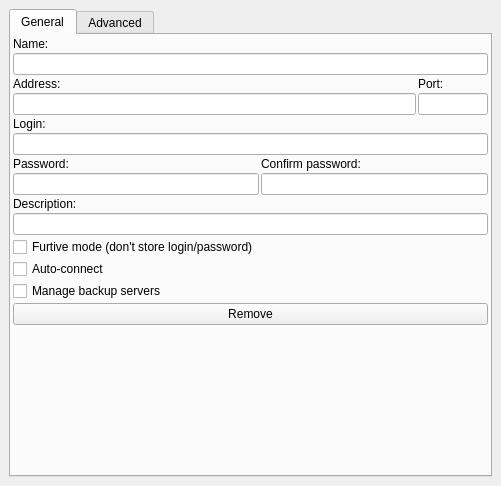
This is ceb/ui/session_config_widget.ui in kervala/cebmtpchat as Qt 5 draws it before an edit. The edited form follows.
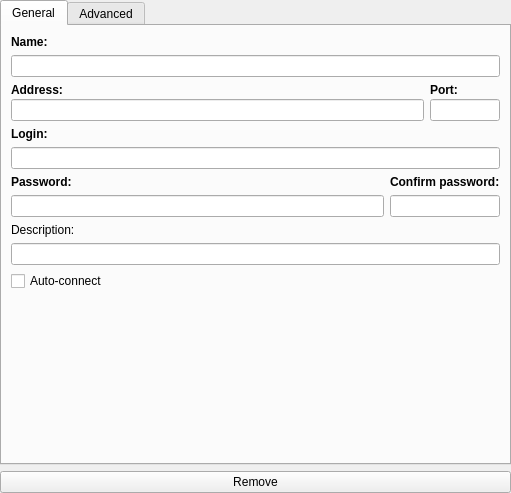
This is the edited form.

What changed in the file:
```diff
--- a/ceb/ui/session_config_widget.ui
+++ b/ceb/ui/session_config_widget.ui
@@ -5,19 +5,25 @@
    <rect>
     <x>0</x>
     <y>0</y>
-    <width>501</width>
-    <height>486</height>
+    <width>511</width>
+    <height>493</height>
    </rect>
   </property>
   <property name="windowTitle" >
    <string>Form</string>
   </property>
   <layout class="QGridLayout" >
-   <property name="margin" >
-    <number>9</number>
+   <property name="leftMargin" >
+    <number>0</number>
    </property>
-   <property name="spacing" >
-    <number>6</number>
+   <property name="topMargin" >
+    <number>0</number>
+   </property>
+   <property name="rightMargin" >
+    <number>0</number>
+   </property>
+   <property name="bottomMargin" >
+    <number>0</number>
    </property>
    <item row="0" column="0" >
     <widget class="QTabWidget" name="tabWidgetMain" >
@@ -29,175 +35,196 @@
        <string>General</string>
       </attribute>
       <layout class="QGridLayout" >
-       <property name="margin" >
-        <number>2</number>
-       </property>
-       <property name="spacing" >
-        <number>2</number>
-       </property>
-       <item row="9" column="0" >
-        <widget class="QCheckBox" name="checkBoxFurtiveMode" >
-         <property name="text" >
-          <string>Furtive mode (don't store login/password)</string>
-         </property>
-        </widget>
-       </item>
-       <item row="1" column="0" colspan="2" >
-        <widget class="QLineEdit" name="lineEditName" />
-       </item>
        <item row="0" column="0" >
         <widget class="QLabel" name="labelName" >
+         <property name="font" >
+          <font>
+           <weight>75</weight>
+           <bold>true</bold>
+          </font>
+         </property>
          <property name="text" >
           <string>Name:</string>
          </property>
         </widget>
        </item>
-       <item row="5" column="1" >
-        <widget class="QLabel" name="labelConfirmPassword" >
-         <property name="text" >
-          <string>Confirm password:</string>
-         </property>
-        </widget>
+       <item row="1" column="0" colspan="3" >
+        <widget class="QLineEdit" name="lineEditName" />
        </item>
-       <item row="13" column="0" >
-        <spacer>
-         <property name="orientation" >
-          <enum>Qt::Vertical</enum>
+       <item row="2" column="0" colspan="2" >
+        <layout class="QVBoxLayout" >
+         <property name="spacing" >
+          <number>2</number>
          </property>
-         <property name="sizeHint" >
-          <size>
-           <width>20</width>
-           <height>40</height>
-          </size>
+         <property name="leftMargin" >
+          <number>0</number>
          </property>
-        </spacer>
-       </item>
-       <item row="12" column="0" colspan="2" >
-        <widget class="QPushButton" name="pushButtonRemove" >
-         <property name="text" >
-          <string>Remove</string>
+         <property name="topMargin" >
+          <number>0</number>
          </property>
-        </widget>
+         <property name="rightMargin" >
+          <number>0</number>
+         </property>
+         <property name="bottomMargin" >
+          <number>0</number>
+         </property>
+         <item>
+          <widget class="QLabel" name="labelAddress" >
+           <property name="font" >
+            <font>
+             <weight>75</weight>
+             <bold>true</bold>
+            </font>
+           </property>
+           <property name="text" >
+            <string>Address:</string>
+           </property>
+          </widget>
+         </item>
+         <item>
+          <widget class="QLineEdit" name="lineEditAddress" />
+         </item>
+        </layout>
        </item>
-       <item row="6" column="0" >
-        <widget class="QLineEdit" name="lineEditPassword" >
-         <property name="echoMode" >
-          <enum>QLineEdit::Password</enum>
+       <item row="2" column="2" >
+        <layout class="QVBoxLayout" >
+         <property name="spacing" >
+          <number>2</number>
          </property>
-        </widget>
+         <property name="leftMargin" >
+          <number>0</number>
+         </property>
+         <property name="topMargin" >
+          <number>0</number>
+         </property>
+         <property name="rightMargin" >
+          <number>0</number>
+         </property>
+         <property name="bottomMargin" >
+          <number>0</number>
+         </property>
+         <item>
+          <widget class="QLabel" name="labelPort" >
+           <property name="font" >
+            <font>
+             <weight>75</weight>
+             <bold>true</bold>
+            </font>
+           </property>
+           <property name="text" >
+            <string>Port:</string>
+           </property>
+          </widget>
+         </item>
+         <item>
+          <widget class="QLineEdit" name="lineEditPort" >
+           <property name="sizePolicy" >
+            <sizepolicy vsizetype="Fixed" hsizetype="Fixed" >
+             <horstretch>0</horstretch>
+             <verstretch>0</verstretch>
+            </sizepolicy>
+           </property>
+           <property name="maximumSize" >
+            <size>
+             <width>70</width>
+             <height>16777215</height>
+            </size>
+           </property>
+          </widget>
+         </item>
+        </layout>
        </item>
        <item row="3" column="0" >
         <widget class="QLabel" name="labelLogin" >
+         <property name="font" >
+          <font>
+           <weight>75</weight>
+           <bold>true</bold>
+          </font>
+         </property>
          <property name="text" >
           <string>Login:</string>
          </property>
         </widget>
        </item>
-       <item row="4" column="0" colspan="2" >
+       <item row="4" column="0" colspan="3" >
         <widget class="QLineEdit" name="lineEditLogin" />
        </item>
-       <item row="6" column="1" >
-        <widget class="QLineEdit" name="lineEditConfirmPassword" >
-         <property name="echoMode" >
-          <enum>QLineEdit::Password</enum>
-         </property>
-        </widget>
-       </item>
        <item row="5" column="0" >
         <widget class="QLabel" name="labelPassword" >
+         <property name="font" >
+          <font>
+           <weight>75</weight>
+           <bold>true</bold>
+          </font>
+         </property>
          <property name="text" >
           <string>Password:</string>
          </property>
         </widget>
        </item>
+       <item row="5" column="1" colspan="2" >
+        <widget class="QLabel" name="labelConfirmPassword" >
+         <property name="font" >
+          <font>
+           <weight>75</weight>
+           <bold>true</bold>
+          </font>
+         </property>
+         <property name="text" >
+          <string>Confirm password:</string>
+         </property>
+        </widget>
+       </item>
+       <item row="6" column="0" >
+        <widget class="QLineEdit" name="lineEditPassword" >
+         <property name="echoMode" >
+          <enum>QLineEdit::Password</enum>
+         </property>
+        </widget>
+       </item>
+       <item row="6" column="1" colspan="2" >
+        <widget class="QLineEdit" name="lineEditConfirmPassword" >
+         <property name="echoMode" >
+          <enum>QLineEdit::Password</enum>
+         </property>
+        </widget>
+       </item>
        <item row="7" column="0" >
         <widget class="QLabel" name="labelDescription" >
+         <property name="font" >
+          <font>
+           <weight>50</weight>
+           <bold>false</bold>
+          </font>
+         </property>
          <property name="text" >
           <string>Description:</string>
          </property>
         </widget>
        </item>
-       <item row="8" column="0" colspan="2" >
+       <item row="8" column="0" colspan="3" >
         <widget class="QLineEdit" name="lineEditDescription" />
        </item>
-       <item row="10" column="0" >
+       <item row="9" column="0" >
         <widget class="QCheckBox" name="checkBoxAutoConnect" >
          <property name="text" >
           <string>Auto-connect</string>
          </property>
         </widget>
        </item>
-       <item row="11" column="0" colspan="2" >
-        <widget class="QCheckBox" name="checkBoxBackupServers" >
-         <property name="text" >
-          <string>Manage backup servers</string>
+       <item row="10" column="0" colspan="3" >
+        <spacer>
+         <property name="orientation" >
+          <enum>Qt::Vertical</enum>
          </property>
-        </widget>
-       </item>
-       <item row="2" column="0" colspan="2" >
-        <layout class="QHBoxLayout" >
-         <property name="margin" >
-          <number>0</number>
+         <property name="sizeHint" >
+          <size>
+           <width>20</width>
+           <height>40</height>
+          </size>
          </property>
-         <property name="spacing" >
-          <number>2</number>
-         </property>
-         <item>
-          <layout class="QVBoxLayout" >
-           <property name="margin" >
-            <number>0</number>
-           </property>
-           <property name="spacing" >
-            <number>2</number>
-           </property>
-           <item>
-            <widget class="QLabel" name="labelAddress" >
-             <property name="text" >
-              <string>Address:</string>
-             </property>
-            </widget>
-           </item>
-           <item>
-            <widget class="QLineEdit" name="lineEditAddress" />
-           </item>
-          </layout>
-         </item>
-         <item>
-          <layout class="QVBoxLayout" >
-           <property name="margin" >
-            <number>0</number>
-           </property>
-           <property name="spacing" >
-            <number>2</number>
-           </property>
-           <item>
-            <widget class="QLabel" name="labelPort" >
-             <property name="text" >
-              <string>Port:</string>
-             </property>
-            </widget>
-           </item>
-           <item>
-            <widget class="QLineEdit" name="lineEditPort" >
-             <property name="sizePolicy" >
-              <sizepolicy>
-               <hsizetype>0</hsizetype>
-               <vsizetype>0</vsizetype>
-               <horstretch>0</horstretch>
-               <verstretch>0</verstretch>
-              </sizepolicy>
-             </property>
-             <property name="maximumSize" >
-              <size>
-               <width>70</width>
-               <height>16777215</height>
-              </size>
-             </property>
-            </widget>
-           </item>
-          </layout>
-         </item>
-        </layout>
+        </spacer>
        </item>
       </layout>
      </widget>
@@ -205,9 +232,83 @@
       <attribute name="title" >
        <string>Advanced</string>
       </attribute>
+      <layout class="QGridLayout" >
+       <item row="0" column="0" >
+        <layout class="QHBoxLayout" >
+         <property name="spacing" >
+          <number>6</number>
+         </property>
+         <property name="leftMargin" >
+          <number>0</number>
+         </property>
+         <property name="topMargin" >
+          <number>0</number>
+         </property>
+         <property name="rightMargin" >
+          <number>0</number>
+         </property>
+         <property name="bottomMargin" >
+          <number>0</number>
+         </property>
+         <item>
+          <widget class="QLabel" name="labelEncoding" >
+           <property name="font" >
+            <font>
+             <weight>75</weight>
+             <bold>true</bold>
+            </font>
+           </property>
+           <property name="text" >
+            <string>Client/Server stream encoding:</string>
+           </property>
+           <property name="alignment" >
+            <set>Qt::AlignLeading</set>
+           </property>
+          </widget>
+         </item>
+         <item>
+          <widget class="QComboBox" name="comboBoxEncoding" />
+         </item>
+        </layout>
+       </item>
+       <item row="1" column="0" >
+        <widget class="QCheckBox" name="checkBoxFurtiveMode" >
+         <property name="text" >
+          <string>Furtive mode (don't store login/password)</string>
+         </property>
+        </widget>
+       </item>
+       <item row="2" column="0" >
+        <widget class="QCheckBox" name="checkBoxBackupServers" >
+         <property name="text" >
+          <string>Manage backup servers</string>
+         </property>
+        </widget>
+       </item>
+       <item row="3" column="0" >
+        <spacer>
+         <property name="orientation" >
+          <enum>Qt::Vertical</enum>
+         </property>
+         <property name="sizeHint" >
+          <size>
+           <width>20</width>
+           <height>40</height>
+          </size>
+         </property>
+        </spacer>
+       </item>
+      </layout>
      </widget>
     </widget>
    </item>
+   <item row="1" column="0" >
+    <widget class="QPushButton" name="pushButtonRemove" >
+     <property name="text" >
+      <string>Remove</string>
+     </property>
+    </widget>
+   </item>
   </layout>
  </widget>
  <resources/>
```
Left out of the diff: 15 changed lines with no effect on the pictures.
